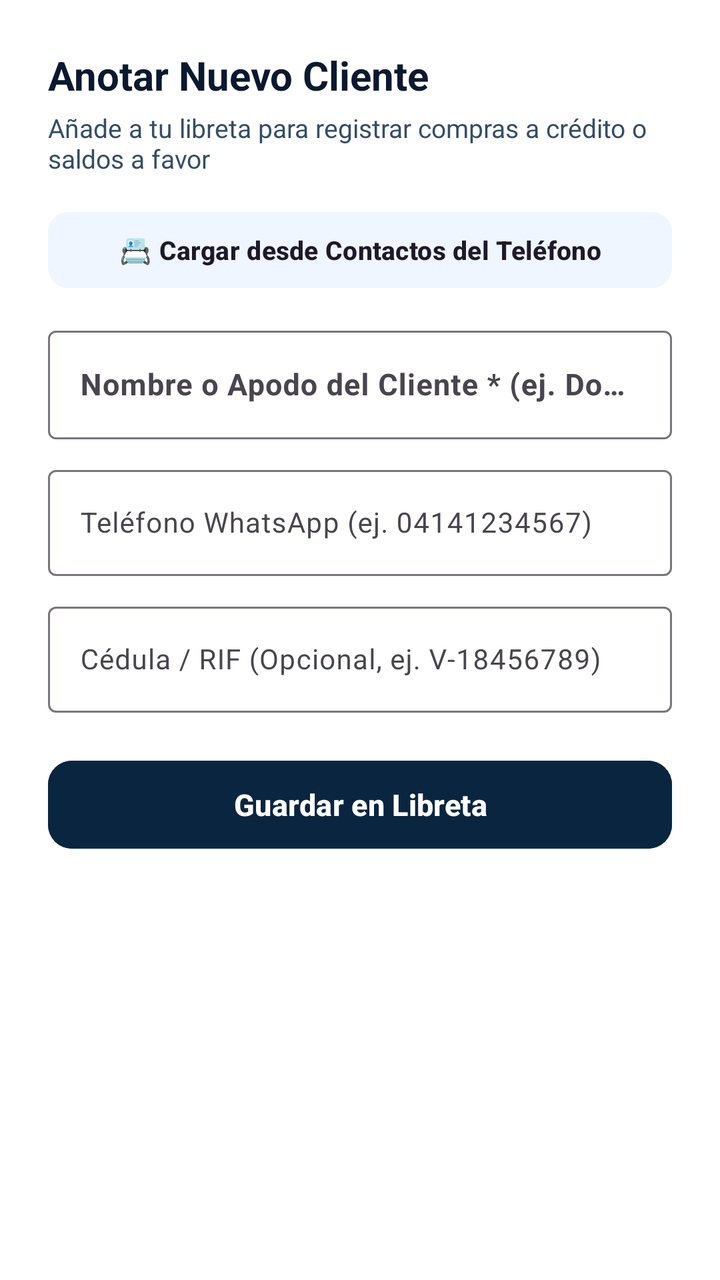
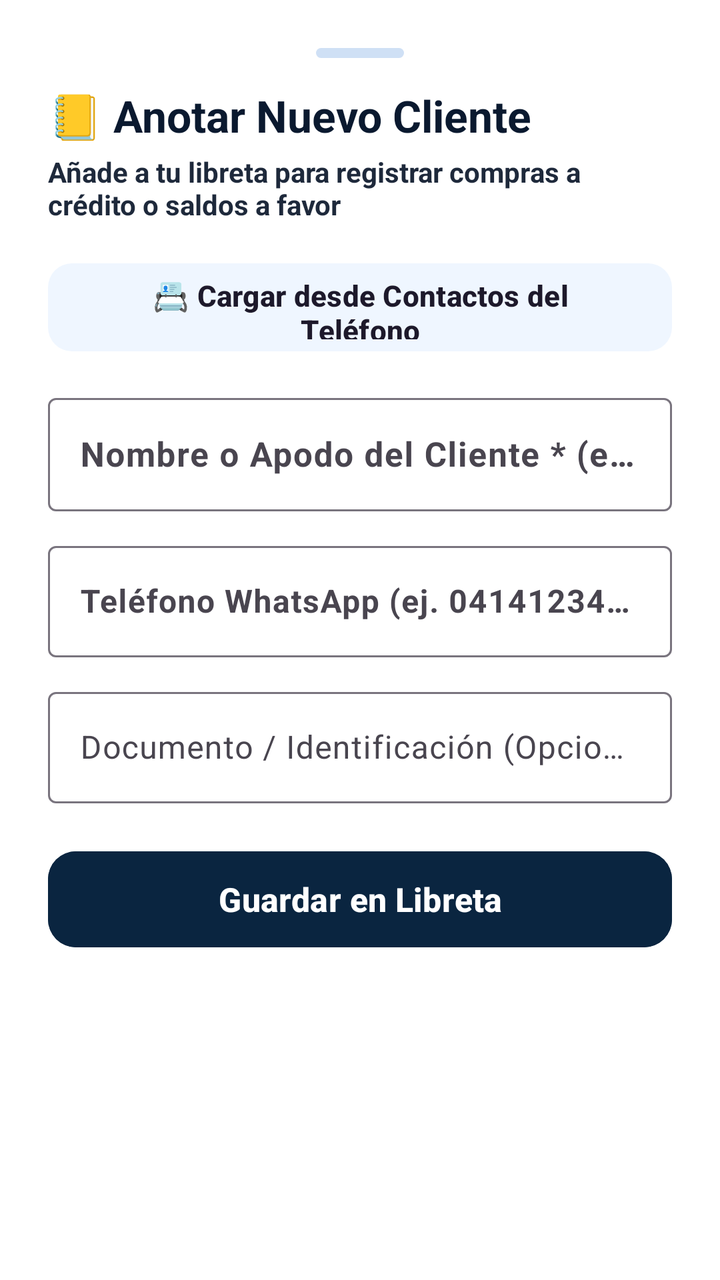

Screens rendered from an Android XML layout before and after an edit, with the pre-edit source and the edit as a unified diff.
<!-- AndroidManifest.xml: application theme Theme.Zeasy -->
<!-- res/layout/dialog_add_debtor.xml -->
<?xml version="1.0" encoding="utf-8"?>
<LinearLayout xmlns:android="http://schemas.android.com/apk/res/android"
    xmlns:app="http://schemas.android.com/apk/res-auto"
    android:layout_width="match_parent"
    android:layout_height="wrap_content"
    android:orientation="vertical"
    android:padding="24dp"
    android:background="@color/surface">

    <TextView
        android:layout_width="wrap_content"
        android:layout_height="wrap_content"
        android:text="Anotar Nuevo Cliente"
        android:textStyle="bold"
        android:textColor="@color/text_primary"
        android:textSize="20sp" />

    <TextView
        android:layout_width="wrap_content"
        android:layout_height="wrap_content"
        android:layout_marginTop="4dp"
        android:text="Añade a tu libreta para registrar compras a crédito o saldos a favor"
        android:textColor="@color/text_secondary"
        android:textSize="13sp" />

    
    <com.google.android.material.button.MaterialButton
        android:id="@+id/btnPickContactNewDebtor"
        style="@style/Widget.Material3.Button.TonalButton"
        android:layout_width="match_parent"
        android:layout_height="46dp"
        android:layout_marginTop="14dp"
        android:text="📇 Cargar desde Contactos del Teléfono"
        android:textSize="13sp"
        android:textStyle="bold"
        app:cornerRadius="10dp" />

    <com.google.android.material.textfield.TextInputLayout
        android:layout_width="match_parent"
        android:layout_height="wrap_content"
        android:layout_marginTop="12dp"
        android:hint="Nombre o Apodo del Cliente * (ej. Doña Carmen)">

        <com.google.android.material.textfield.TextInputEditText
            android:id="@+id/etNewDebtorName"
            android:layout_width="match_parent"
            android:layout_height="wrap_content"
            android:inputType="textPersonName|textCapWords"
            android:textColor="@color/text_primary"
            android:textSize="15sp"
            android:textStyle="bold" />
    </com.google.android.material.textfield.TextInputLayout>

    <com.google.android.material.textfield.TextInputLayout
        android:layout_width="match_parent"
        android:layout_height="wrap_content"
        android:layout_marginTop="10dp"
        android:hint="Teléfono WhatsApp (ej. 04141234567)">

        <com.google.android.material.textfield.TextInputEditText
            android:id="@+id/etNewDebtorPhone"
            android:layout_width="match_parent"
            android:layout_height="wrap_content"
            android:inputType="phone"
            android:textColor="@color/text_primary"
            android:textSize="14sp" />
    </com.google.android.material.textfield.TextInputLayout>

    <com.google.android.material.textfield.TextInputLayout
        android:layout_width="match_parent"
        android:layout_height="wrap_content"
        android:layout_marginTop="10dp"
        android:hint="Cédula / RIF (Opcional, ej. V-18456789)">

        <com.google.android.material.textfield.TextInputEditText
            android:id="@+id/etNewDebtorId"
            android:layout_width="match_parent"
            android:layout_height="wrap_content"
            android:inputType="textCapCharacters"
            android:textColor="@color/text_primary"
            android:textSize="14sp" />
    </com.google.android.material.textfield.TextInputLayout>

    <com.google.android.material.button.MaterialButton
        android:id="@+id/btnSaveNewDebtor"
        android:layout_width="match_parent"
        android:layout_height="52dp"
        android:layout_marginTop="20dp"
        android:text="Guardar en Libreta"
        android:textSize="15sp"
        android:textStyle="bold"
        app:cornerRadius="12dp"
        android:backgroundTint="@color/primary"
        android:textColor="@color/white" />

</LinearLayout>
<!-- resources referenced by this layout -->
<resources>
  <color name="primary">#0A2540</color>
  <color name="surface">#FFFFFF</color>
  <color name="text_primary">#0A192F</color>
  <color name="text_secondary">#334E68</color>
  <color name="white">#FFFFFF</color>
  <style name="Theme.Zeasy" parent="Theme.Material3.DayNight.NoActionBar">
          
          <item name="colorPrimary">@color/accent_green</item>
          <item name="colorPrimaryContainer">@color/accent_green_bg</item>
          <item name="colorOnPrimary">@color/white</item>
          <item name="colorSecondary">@color/accent_blue</item>
          <item name="colorSecondaryContainer">@color/accent_blue_bg</item>
  
          
          <item name="android:statusBarColor">@color/primary</item>
          <item name="android:windowLightStatusBar">false</item>
          <item name="android:colorBackground">@color/background</item>
  
          
          <item name="android:textColor">@color/text_primary</item>
  
          
          <item name="bottomNavigationStyle">@style/Widget.Zeasy.BottomNavigationView</item>
      </style>
  <color name="accent_green">#00875A</color>
  <color name="accent_green_bg">#E3FCEF</color>
  <color name="accent_blue">#0052FF</color>
  <color name="accent_blue_bg">#EFF6FF</color>
  <color name="background">#F4F8FC</color>
  <style name="Widget.Zeasy.BottomNavigationView" parent="Widget.Material3.BottomNavigationView">
          <item name="itemRippleColor">@color/accent_green_bg</item>
          <item name="android:background">@color/surface</item>
          <item name="itemIconTint">@color/nav_selector</item>
          <item name="itemTextColor">@color/nav_selector</item>
      </style>
</resources>

<!-- the commit's change to res/layout/dialog_add_debtor.xml (unified diff, before → after) -->
@@ -7,13 +7,22 @@
     android:padding="24dp"
     android:background="@color/surface">
 
+    
+    <View
+        android:layout_width="44dp"
+        android:layout_height="5dp"
+        android:layout_gravity="center_horizontal"
+        android:layout_marginBottom="14dp"
+        android:background="@drawable/bg_badge_rounded"
+        android:backgroundTint="@color/border" />
+
     <TextView
         android:layout_width="wrap_content"
         android:layout_height="wrap_content"
-        android:text="Anotar Nuevo Cliente"
+        android:text="📒 Anotar Nuevo Cliente"
         android:textStyle="bold"
         android:textColor="@color/text_primary"
-        android:textSize="20sp" />
+        android:textSize="22sp" />
 
     <TextView
         android:layout_width="wrap_content"
@@ -21,24 +30,26 @@
         android:layout_marginTop="4dp"
         android:text="Añade a tu libreta para registrar compras a crédito o saldos a favor"
         android:textColor="@color/text_secondary"
-        android:textSize="13sp" />
+        android:textStyle="bold"
+        android:textSize="14sp" />
 
     
     <com.google.android.material.button.MaterialButton
         android:id="@+id/btnPickContactNewDebtor"
         style="@style/Widget.Material3.Button.TonalButton"
         android:layout_width="match_parent"
-        android:layout_height="46dp"
-        android:layout_marginTop="14dp"
+        android:layout_height="52dp"
+        android:layout_marginTop="16dp"
         android:text="📇 Cargar desde Contactos del Teléfono"
-        android:textSize="13sp"
+        android:textAllCaps="false"
+        android:textSize="14.5sp"
         android:textStyle="bold"
-        app:cornerRadius="10dp" />
+        app:cornerRadius="12dp" />
 
     <com.google.android.material.textfield.TextInputLayout
         android:layout_width="match_parent"
         android:layout_height="wrap_content"
-        android:layout_marginTop="12dp"
+        android:layout_marginTop="14dp"
         android:hint="Nombre o Apodo del Cliente * (ej. Doña Carmen)">
 
         <com.google.android.material.textfield.TextInputEditText
@@ -47,14 +58,15 @@
             android:layout_height="wrap_content"
             android:inputType="textPersonName|textCapWords"
             android:textColor="@color/text_primary"
-            android:textSize="15sp"
+            android:textSize="17sp"
             android:textStyle="bold" />
     </com.google.android.material.textfield.TextInputLayout>
 
     <com.google.android.material.textfield.TextInputLayout
+        android:id="@+id/tilNewDebtorPhone"
         android:layout_width="match_parent"
         android:layout_height="wrap_content"
-        android:layout_marginTop="10dp"
+        android:layout_marginTop="12dp"
         android:hint="Teléfono WhatsApp (ej. 04141234567)">
 
         <com.google.android.material.textfield.TextInputEditText
@@ -63,14 +75,16 @@
             android:layout_height="wrap_content"
             android:inputType="phone"
             android:textColor="@color/text_primary"
-            android:textSize="14sp" />
+            android:textSize="16sp"
+            android:textStyle="bold" />
     </com.google.android.material.textfield.TextInputLayout>
 
     <com.google.android.material.textfield.TextInputLayout
+        android:id="@+id/tilNewDebtorId"
         android:layout_width="match_parent"
         android:layout_height="wrap_content"
-        android:layout_marginTop="10dp"
-        android:hint="Cédula / RIF (Opcional, ej. V-18456789)">
+        android:layout_marginTop="12dp"
+        android:hint="Documento / Identificación (Opcional)">
 
         <com.google.android.material.textfield.TextInputEditText
             android:id="@+id/etNewDebtorId"
@@ -78,18 +92,19 @@
             android:layout_height="wrap_content"
             android:inputType="textCapCharacters"
             android:textColor="@color/text_primary"
-            android:textSize="14sp" />
+            android:textSize="16sp" />
     </com.google.android.material.textfield.TextInputLayout>
 
     <com.google.android.material.button.MaterialButton
         android:id="@+id/btnSaveNewDebtor"
         android:layout_width="match_parent"
-        android:layout_height="52dp"
+        android:layout_height="56dp"
         android:layout_marginTop="20dp"
         android:text="Guardar en Libreta"
-        android:textSize="15sp"
+        android:textAllCaps="false"
+        android:textSize="16.5sp"
         android:textStyle="bold"
-        app:cornerRadius="12dp"
+        app:cornerRadius="14dp"
         android:backgroundTint="@color/primary"
         android:textColor="@color/white" />
 
<!-- resource entries referenced after the edit -->
@@ -1,10 +1,18 @@
 <!-- resources referenced by this layout -->
 <resources>
+  <color name="border">#CFE0F5</color>
   <color name="primary">#0A2540</color>
   <color name="surface">#FFFFFF</color>
   <color name="text_primary">#0A192F</color>
-  <color name="text_secondary">#334E68</color>
+  <color name="text_secondary">#1E293B</color>
   <color name="white">#FFFFFF</color>
+  <!-- drawable bg_badge_rounded (drawable) -->
+  <?xml version="1.0" encoding="utf-8"?>
+  <shape xmlns:android="http://schemas.android.com/apk/res/android"
+      android:shape="rectangle">
+      <corners android:radius="12dp" />
+      <solid android:color="@color/accent_blue" />
+  </shape>
   <style name="Theme.Zeasy" parent="Theme.Material3.DayNight.NoActionBar">
           
           <item name="colorPrimary">@color/accent_green</item>
